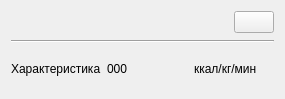
Galoev/nutritionist-helper, file project/forms/Activity_info.ui: the form before one commit.
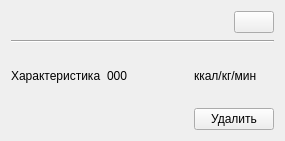
The form after the commit. Icons and pictures are not drawn.

The edit to the form file:
```diff
--- a/project/forms/Activity_info.ui
+++ b/project/forms/Activity_info.ui
@@ -7,7 +7,7 @@
     <x>0</x>
     <y>0</y>
     <width>285</width>
-    <height>99</height>
+    <height>141</height>
    </rect>
   </property>
   <property name="windowTitle">
@@ -84,6 +84,30 @@
      </item>
     </layout>
    </item>
+   <item>
+    <layout class="QHBoxLayout" name="horizontalLayout_3">
+     <item>
+      <spacer name="horizontalSpacer_2">
+       <property name="orientation">
+        <enum>Qt::Horizontal</enum>
+       </property>
+       <property name="sizeHint" stdset="0">
+        <size>
+         <width>40</width>
+         <height>20</height>
+        </size>
+       </property>
+      </spacer>
+     </item>
+     <item>
+      <widget class="QPushButton" name="pushButton_delete">
+       <property name="text">
+        <string>Удалить</string>
+       </property>
+      </widget>
+     </item>
+    </layout>
+   </item>
   </layout>
  </widget>
  <resources>
```
